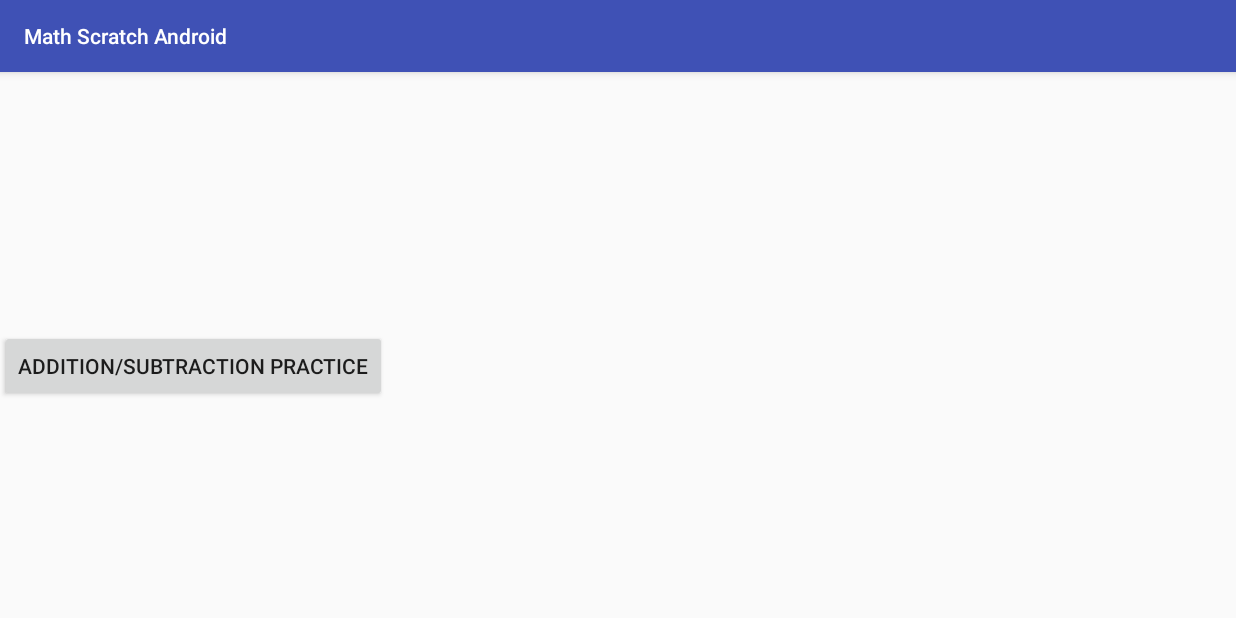
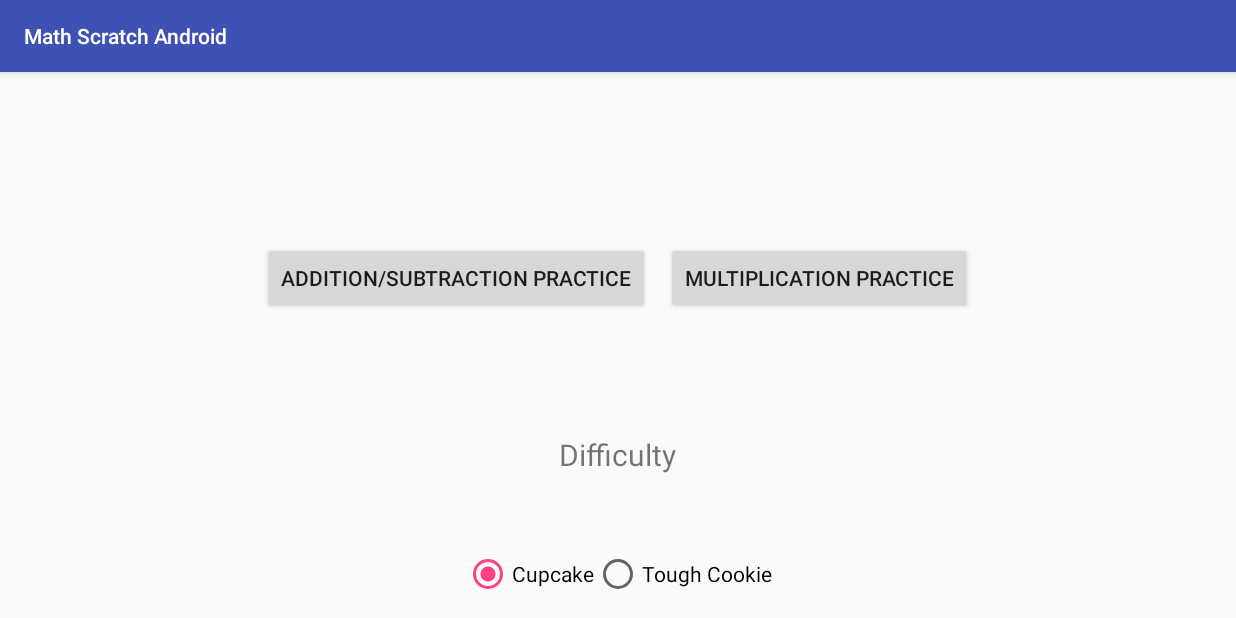
Before and after one commit to joe564338/MathScratchAndroid, an Android app: the CreateNewMathActivity screen opened directly, with no data from a screen before it, on a phone screen of 824 x 412 dp (held sideways). Run offline under Robolectric (Android 15) with nearby library versions, the phone set to English and light mode, and no system bars.

Commit message:
Multiplication done, Harder add/sub done

```diff
--- a/app/src/main/java/com/packages/joe/mathscratchandroid/CreateNewMathActivity.java
+++ b/app/src/main/java/com/packages/joe/mathscratchandroid/CreateNewMathActivity.java
@@ -1,13 +1,69 @@
 package com.packages.joe.mathscratchandroid;
 
+import android.content.Intent;
+import android.content.SharedPreferences;
 import android.support.v7.app.AppCompatActivity;
 import android.os.Bundle;
+import android.view.View;
+import android.widget.Button;
+import android.widget.RadioButton;
 
 public class CreateNewMathActivity extends AppCompatActivity {
-
+    Button addSub;
+    Button mult;
+    RadioButton easy;
+    RadioButton hard;
+    SharedPreferences preferences;
+    SharedPreferences.Editor preferencesEditor;
     @Override
     protected void onCreate(Bundle savedInstanceState) {
         super.onCreate(savedInstanceState);
         setContentView(R.layout.activity_create_new_math);
+        init();
+    }
+    private void init(){
+        preferences = getSharedPreferences("Settings", MODE_PRIVATE);
+        preferencesEditor = preferences.edit();
+        preferencesEditor.putString("Difficulty", "EASY");
+        addSub = (Button) findViewById(R.id.addSubPractice);
+        mult = (Button) findViewById(R.id.multPractice);
+        easy = (RadioButton) findViewById(R.id.cupcake);
+        hard = (RadioButton) findViewById(R.id.tough);
+        easy.setOnClickListener(new View.OnClickListener() {
+            @Override
+            public void onClick(View v) {
+                hard.setChecked(false);
+                preferencesEditor.putString("Difficulty", "EASY");
+                preferencesEditor.commit();
+                easy.setChecked(true);
+            }
+        });
+        hard.setOnClickListener(new View.OnClickListener() {
+            @Override
+            public void onClick(View v) {
+                easy.setChecked(false);
+                hard.setChecked(true);
+                preferencesEditor.putString("Difficulty", "HARD");
+                preferencesEditor.commit();
+            }
+        });
+        Intent intent = new Intent(this, MathActivity.class);
+        addSub.setOnClickListener(new View.OnClickListener() {
+            @Override
+            public void onClick(View v) {
+                preferencesEditor.putString("SheetType" , "ADDSUB");
+                preferencesEditor.commit();
+                startActivity(intent);
+            }
+        });
+        Intent intent2 = new Intent(this, DecideMultiple.class);
+        mult.setOnClickListener(new View.OnClickListener() {
+            @Override
+            public void onClick(View v) {
+                preferencesEditor.putString("SheetType", "MULT");
+                preferencesEditor.commit();
+                startActivity(intent2);
+            }
+        });
     }
 }
--- a/app/src/main/java/com/packages/joe/mathscratchandroid/MainActivity.java
+++ b/app/src/main/java/com/packages/joe/mathscratchandroid/MainActivity.java
@@ -26,11 +26,12 @@ public class MainActivity extends AppCompatActivity {
         img.setMaxWidth(screenWidth/4);
         begin = (Button) findViewById(R.id.startButton);
         final Intent intent = new Intent(this, MathActivity.class);
+        Intent intent3 = new Intent(this, CreateNewMathActivity.class);
         //final Intent intent2 = new Intent(this, SetUpDrive.class);
         begin.setOnClickListener(new View.OnClickListener() {
             @Override
             public void onClick(View v) {
-                startActivity(intent);
+                startActivity(intent3);
             }
         });
     }
--- a/app/src/main/res/layout/activity_create_new_math.xml
+++ b/app/src/main/res/layout/activity_create_new_math.xml
@@ -10,12 +10,61 @@
         android:layout_height="wrap_content"
         android:id="@+id/centerDivider2"
         android:layout_centerInParent="true"/>
-    <Button
+    <LinearLayout
         android:layout_width="wrap_content"
         android:layout_height="wrap_content"
-        android:layout_alignTop="@+id/centerDivider2"
+        android:layout_alignBottom="@+id/centerDivider2"
+        android:layout_centerHorizontal="true"
+        android:layout_marginBottom="30dp">
+        <Button
+            android:layout_width="wrap_content"
+            android:layout_height="wrap_content"
 
-        android:text="@string/addition_subtraction_practice" />
+            android:id="@+id/addSubPractice"
+            android:text="@string/addition_subtraction_practice"
+            android:layout_marginEnd="5dp"/>
+        <Button
+            android:layout_marginStart="5dp"
+            android:layout_width="wrap_content"
+            android:layout_height="wrap_content"
+            android:text="@string/multiplication_practice"
+            android:id="@+id/multPractice"/>
+    </LinearLayout>
+
+    <TextView
+        android:layout_width="wrap_content"
+        android:layout_height="wrap_content"
+        android:text="@string/difficulty"
+        android:id="@+id/difficultyText"
+        android:layout_below="@+id/centerDivider2"
+        android:layout_marginTop="50dp"
+        android:textSize="20sp"
+        android:layout_centerHorizontal="true"
+        />
+    <RadioGroup
+        android:layout_width="wrap_content"
+        android:layout_height="wrap_content"
+        android:layout_below="@+id/difficultyText"
+        android:id="@+id/difficultyLevel"
+        android:layout_marginTop="50dp"
+        android:layout_centerHorizontal="true">
+        <LinearLayout
+            android:layout_width="wrap_content"
+            android:layout_height="wrap_content">
+
+            <RadioButton
+                android:id="@+id/cupcake"
+                android:layout_width="wrap_content"
+                android:layout_height="wrap_content"
+                android:checked="true"
+                android:text="@string/difficulty_easy" />
+            <RadioButton
+                android:layout_width="wrap_content"
+                android:layout_height="wrap_content"
+                android:text="@string/difficulty_hard"
+                android:id="@+id/tough"/>
+        </LinearLayout>
+    </RadioGroup>
 
 
 </RelativeLayout>
--- a/app/src/main/res/layout/activity_load_math.xml
+++ b/app/src/main/res/layout/activity_load_math.xml
@@ -5,5 +5,8 @@
     android:layout_width="match_parent"
     android:layout_height="match_parent"
     tools:context=".LoadMathActivity">
+    <ListView
+        android:layout_width="wrap_content"
+        android:layout_height="wrap_content"></ListView>
 
 </RelativeLayout>
--- a/app/src/main/res/values/strings.xml
+++ b/app/src/main/res/values/strings.xml
@@ -11,7 +11,7 @@
     <string name="sml">Small</string>
     <string name="med">Medium</string>
     <string name="lrg">Large</string>
-    <string name="difficulty">Difficulty: </string>
+    <string name="difficulty">Difficulty </string>
     <string name="equation">equation</string>
     <string name="answer">Answer: </string>
     <string name="sorry_try_again">Sorry Try Again</string>
@@ -22,4 +22,5 @@
     <string name="multiplication_table_practice">Multiplication Table Practice</string>
     <string name="difficulty_easy">Cupcake</string>
     <string name="difficulty_hard">Tough Cookie</string>
+
 </resources>
```
Also changed, not shown: app/src/main/AndroidManifest.xml (+11 -3 lines), app/src/main/java/com/packages/joe/mathscratchandroid/DecideMultiple.java (added, +50 -0 lines), app/src/main/java/com/packages/joe/mathscratchandroid/MathFragment.java (+22 -5 lines), app/src/main/java/com/packages/joe/mathscratchandroid/adapter/EquationAdapter.java (+6 -2 lines), app/src/main/java/com/packages/joe/mathscratchandroid/equation/Equation.java (+34 -0 lines), app/src/main/res/layout/activity_decide_multiple.xml (added, +23 -0 lines), app/src/main/res/layout/math_equation.xml (+1 -7 lines).
